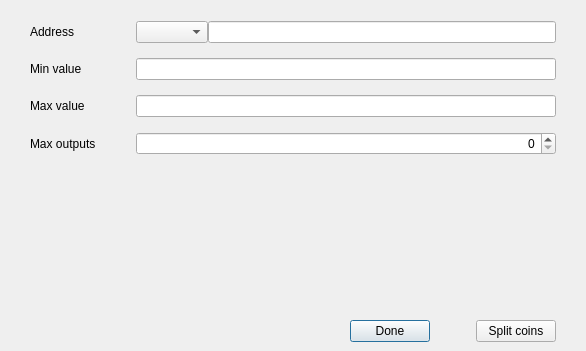
Qt form src/qt/forms/splitutxopage.ui (qtumproject/qtum) before a commit.
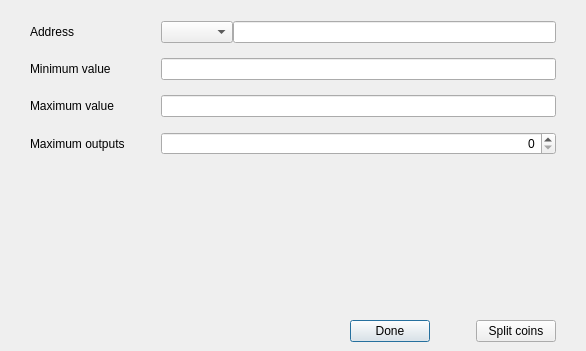
The same form after that commit. Custom widgets are drawn as their Qt base class.

Patch:
```diff
--- a/src/qt/forms/splitutxopage.ui
+++ b/src/qt/forms/splitutxopage.ui
@@ -50,64 +50,9 @@
      <property name="verticalSpacing">
       <number>15</number>
      </property>
-     <item row="0" column="0">
-      <widget class="QLabel" name="labelAddress">
-       <property name="minimumSize">
-        <size>
-         <width>100</width>
-         <height>0</height>
-        </size>
-       </property>
-       <property name="text">
-        <string>Address</string>
-       </property>
-      </widget>
-     </item>
-     <item row="1" column="0">
-      <widget class="QLabel" name="labelMinValue">
-       <property name="minimumSize">
-        <size>
-         <width>100</width>
-         <height>0</height>
-        </size>
-       </property>
-       <property name="text">
-        <string>Min value</string>
-       </property>
-      </widget>
-     </item>
-     <item row="3" column="0">
-      <widget class="QLabel" name="labelMaxOutputs">
-       <property name="minimumSize">
-        <size>
-         <width>100</width>
-         <height>0</height>
-        </size>
-       </property>
-       <property name="text">
-        <string>Max outputs</string>
-       </property>
-      </widget>
-     </item>
-     <item row="2" column="0">
-      <widget class="QLabel" name="labelMaxValue">
-       <property name="minimumSize">
-        <size>
-         <width>100</width>
-         <height>0</height>
-        </size>
-       </property>
-       <property name="text">
-        <string>Max value</string>
-       </property>
-      </widget>
-     </item>
      <item row="1" column="1">
       <widget class="BitcoinAmountField" name="lineEditMinValue"/>
      </item>
-     <item row="2" column="1">
-      <widget class="BitcoinAmountField" name="lineEditMaxValue"/>
-     </item>
      <item row="3" column="1">
       <widget class="QSpinBox" name="spinBoxMaxOutputs">
        <property name="alignment">
@@ -115,6 +60,19 @@
        </property>
       </widget>
      </item>
+     <item row="0" column="0">
+      <widget class="QLabel" name="labelAddress">
+       <property name="minimumSize">
+        <size>
+         <width>125</width>
+         <height>0</height>
+        </size>
+       </property>
+       <property name="text">
+        <string>Address</string>
+       </property>
+      </widget>
+     </item>
      <item row="0" column="1">
       <layout class="QHBoxLayout" name="horizontalLayout">
        <item>
@@ -125,6 +83,55 @@
        </item>
       </layout>
      </item>
+     <item row="3" column="0">
+      <widget class="QLabel" name="labelMaxOutputs">
+       <property name="minimumSize">
+        <size>
+         <width>125</width>
+         <height>0</height>
+        </size>
+       </property>
+       <property name="text">
+        <string>Maximum outputs</string>
+       </property>
+      </widget>
+     </item>
+     <item row="2" column="1">
+      <widget class="BitcoinAmountField" name="lineEditMaxValue"/>
+     </item>
+     <item row="1" column="0">
+      <widget class="QLabel" name="labelMinValue">
+       <property name="minimumSize">
+        <size>
+         <width>125</width>
+         <height>0</height>
+        </size>
+       </property>
+       <property name="text">
+        <string>Minimum value</string>
+       </property>
+      </widget>
+     </item>
+     <item row="2" column="0">
+      <widget class="QLabel" name="labelMaxValue">
+       <property name="minimumSize">
+        <size>
+         <width>125</width>
+         <height>0</height>
+        </size>
+       </property>
+       <property name="text">
+        <string>Maximum value</string>
+       </property>
+      </widget>
+     </item>
+     <item row="4" column="1">
+      <widget class="QLabel" name="labelDescription">
+       <property name="text">
+        <string/>
+       </property>
+      </widget>
+     </item>
     </layout>
    </item>
    <item>
```
